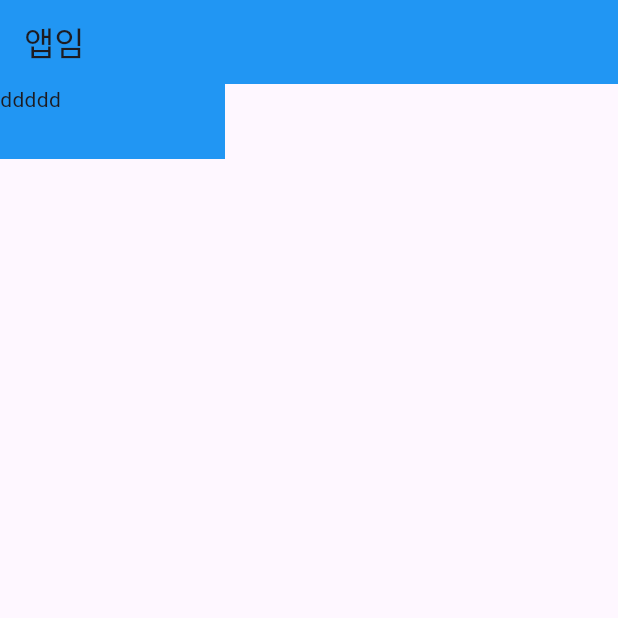
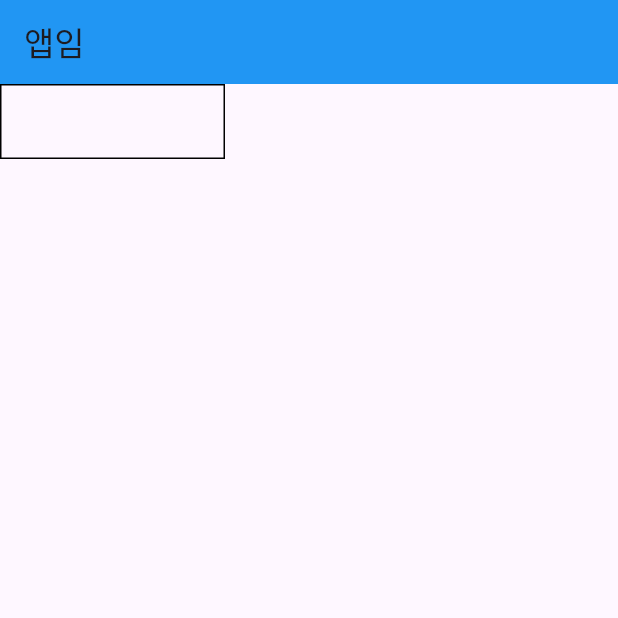
Before and after one commit to westzeroright/myfirstApp, a Flutter app: the screen it shows after launch, on a phone screen of 412 x 824 dp, the top half of it. Run offline on Flutter 3.47's test engine with Material 3 defaults, Android fonts, the phone set to English and light mode, and no system bars.

Commit message:
feat: 박스에 테두리 주기
색상 중복 안 되는 점을 주의해야 한다

```diff
--- a/lib/main.dart
+++ b/lib/main.dart
@@ -18,10 +18,10 @@ class MyApp extends StatelessWidget {
           color: Colors.blue,
         )),
         body: Container(
-          width: 150, height: 50, color: Colors.blue,
-          margin: EdgeInsets.fromLTRB(0, 30, 0, 0)
-          padding: EdgeInsets.all(20),
-          child: Text('ddddd'),
+          width: 150, height: 50,
+          decoration: BoxDecoration(
+            border: Border.all(color: Colors.black)
+          ),
         )
       )
     );
```
